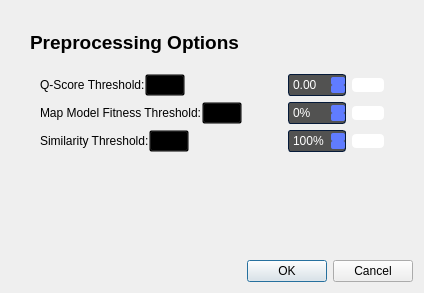
t00shadow/CryoDataBot, file quickstart_preprocessing_dialog_ui.ui: the form before one commit.
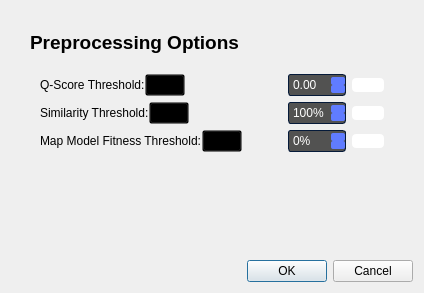
The form after the commit. Icons and pictures are not drawn.

Patch:
```diff
--- a/quickstart_preprocessing_dialog_ui.ui
+++ b/quickstart_preprocessing_dialog_ui.ui
@@ -208,38 +208,7 @@
               </property>
              </widget>
             </item>
-            <item row="0" column="1">
-             <widget class="QDoubleSpinBox" name="qScoreDoubleSpinBox_2">
-              <property name="accelerated">
-               <bool>true</bool>
-              </property>
-              <property name="maximum">
-               <double>1.000000000000000</double>
-              </property>
-              <property name="singleStep">
-               <double>0.010000000000000</double>
-              </property>
-             </widget>
-            </item>
-            <item row="2" column="2">
-             <widget class="QPushButton" name="clearSim_btn_2">
-              <property name="cursor">
-               <cursorShape>PointingHandCursor</cursorShape>
-              </property>
-              <property name="styleSheet">
-               <string notr="true">background-color: white;
-border-radius: 4;</string>
-              </property>
-              <property name="text">
-               <string/>
-              </property>
-              <property name="icon">
-               <iconset>
-                <normaloff>:/icons/refresh-cw-alt-3-svgrepo-com.svg</normaloff>:/icons/refresh-cw-alt-3-svgrepo-com.svg</iconset>
-              </property>
-             </widget>
-            </item>
-            <item row="1" column="0">
+            <item row="2" column="0">
              <widget class="QWidget" name="widget_14" native="true">
               <layout class="QHBoxLayout" name="horizontalLayout_26">
                <property name="spacing">
@@ -294,23 +263,25 @@
               </layout>
              </widget>
             </item>
-            <item row="2" column="1">
-             <widget class="QSpinBox" name="similaritySpinBox_2">
-              <property name="accelerated">
-               <bool>true</bool>
+            <item row="2" column="2">
+             <widget class="QPushButton" name="clearMMF_btn_2">
+              <property name="cursor">
+               <cursorShape>PointingHandCursor</cursorShape>
               </property>
-              <property name="suffix">
-               <string>%</string>
+              <property name="styleSheet">
+               <string notr="true">background-color: white;
+border-radius: 4;</string>
               </property>
-              <property name="maximum">
-               <number>100</number>
+              <property name="text">
+               <string/>
               </property>
-              <property name="value">
-               <number>100</number>
+              <property name="icon">
+               <iconset>
+                <normaloff>:/icons/refresh-cw-alt-3-svgrepo-com.svg</normaloff>:/icons/refresh-cw-alt-3-svgrepo-com.svg</iconset>
               </property>
              </widget>
             </item>
-            <item row="2" column="0">
+            <item row="1" column="0">
              <widget class="QWidget" name="widget_15" native="true">
               <layout class="QHBoxLayout" name="horizontalLayout_27">
                <property name="spacing">
@@ -420,25 +391,20 @@
               </layout>
              </widget>
             </item>
-            <item row="1" column="2">
-             <widget class="QPushButton" name="clearMMF_btn_2">
-              <property name="cursor">
-               <cursorShape>PointingHandCursor</cursorShape>
+            <item row="0" column="1">
+             <widget class="QDoubleSpinBox" name="qScoreDoubleSpinBox_2">
+              <property name="accelerated">
+               <bool>true</bool>
               </property>
-              <property name="styleSheet">
-               <string notr="true">background-color: white;
-border-radius: 4;</string>
+              <property name="maximum">
+               <double>1.000000000000000</double>
               </property>
-              <property name="text">
-               <string/>
-              </property>
-              <property name="icon">
-               <iconset>
-                <normaloff>:/icons/refresh-cw-alt-3-svgrepo-com.svg</normaloff>:/icons/refresh-cw-alt-3-svgrepo-com.svg</iconset>
+              <property name="singleStep">
+               <double>0.010000000000000</double>
               </property>
              </widget>
             </item>
-            <item row="1" column="1">
+            <item row="2" column="1">
              <widget class="QSpinBox" name="mapModelFitnessSpinBox_2">
               <property name="accelerated">
                <bool>true</bool>
@@ -451,6 +417,40 @@
               </property>
              </widget>
             </item>
+            <item row="1" column="1">
+             <widget class="QSpinBox" name="similaritySpinBox_2">
+              <property name="accelerated">
+               <bool>true</bool>
+              </property>
+              <property name="suffix">
+               <string>%</string>
+              </property>
+              <property name="maximum">
+               <number>100</number>
+              </property>
+              <property name="value">
+               <number>100</number>
+              </property>
+             </widget>
+            </item>
+            <item row="1" column="2">
+             <widget class="QPushButton" name="clearSim_btn_2">
+              <property name="cursor">
+               <cursorShape>PointingHandCursor</cursorShape>
+              </property>
+              <property name="styleSheet">
+               <string notr="true">background-color: white;
+border-radius: 4;</string>
+              </property>
+              <property name="text">
+               <string/>
+              </property>
+              <property name="icon">
+               <iconset>
+                <normaloff>:/icons/refresh-cw-alt-3-svgrepo-com.svg</normaloff>:/icons/refresh-cw-alt-3-svgrepo-com.svg</iconset>
+              </property>
+             </widget>
+            </item>
            </layout>
           </widget>
          </item>
```
